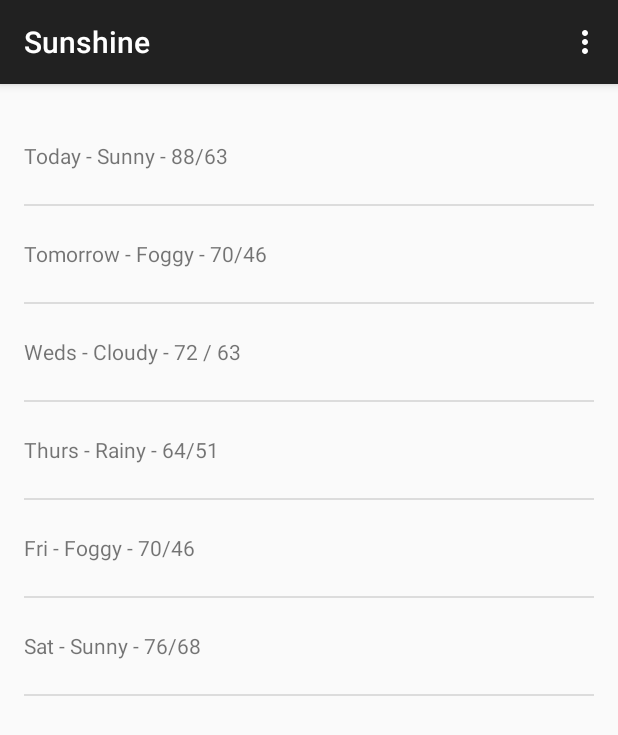
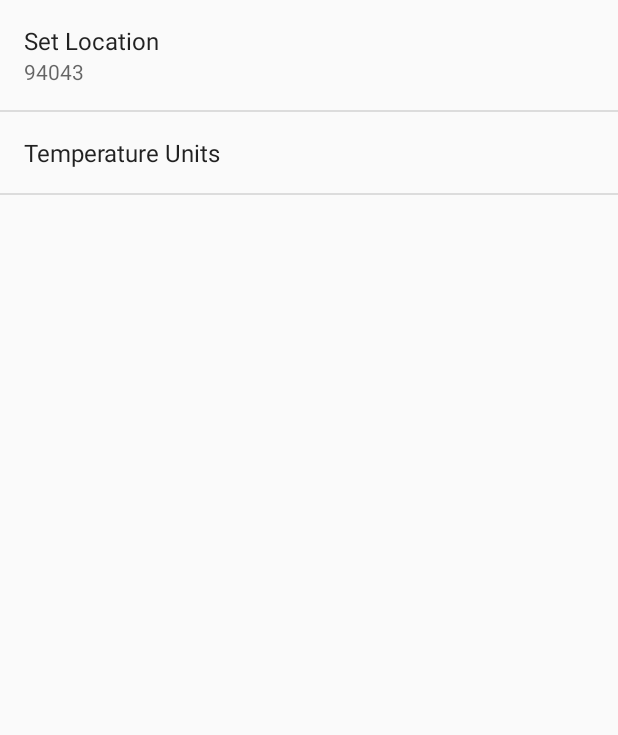
Before and after one commit to SocratesDz/SunshineApp, an Android app: the screen it shows after launch (MainActivity before the commit, SettingsActivity after it), in the options menu, after a tap on "Settings", on a phone screen of 412 x 824 dp. Shown: the top 735 px of the screen. Run offline under Robolectric (Android 15) with nearby library versions, the phone set to English and light mode, and no system bars.

Commit message:
Added a preference activity. Now you can choose the location and temperature units by settings.

```diff
--- a/app/build.gradle
+++ b/app/build.gradle
@@ -25,5 +25,6 @@ android {
 
 dependencies {
     compile fileTree(dir: 'libs', include: ['*.jar'])
-    compile 'com.android.support:appcompat-v7:22.0.0'
+    compile 'com.android.support:appcompat-v7:22.1.1'
+    compile 'com.android.support:support-v4:22.1.1'
 }
--- a/app/src/main/AndroidManifest.xml
+++ b/app/src/main/AndroidManifest.xml
@@ -27,6 +27,10 @@
                 android:name="android.support.PARENT_ACTIVITY"
                 android:value="com.socratesdiaz.sunshine.MainActivity" />
         </activity>
+        <activity
+            android:name=".SettingsActivity"
+            android:label="@string/title_activity_settings" >
+        </activity>
     </application>
 
 </manifest>
--- a/app/src/main/java/com/socratesdiaz/sunshine/DetailActivity.java
+++ b/app/src/main/java/com/socratesdiaz/sunshine/DetailActivity.java
@@ -1,5 +1,6 @@
 package com.socratesdiaz.sunshine;
 
+import android.content.Intent;
 import android.support.v7.app.ActionBarActivity;
 import android.os.Bundle;
 import android.view.Menu;
@@ -36,6 +37,8 @@ public class DetailActivity extends ActionBarActivity {
 
         //noinspection SimplifiableIfStatement
         if (id == R.id.action_settings) {
+            Intent settingsIntent = new Intent(getApplicationContext(), SettingsActivity.class);
+            startActivity(settingsIntent);
             return true;
         }
 
--- a/app/src/main/java/com/socratesdiaz/sunshine/ForecastFragment.java
+++ b/app/src/main/java/com/socratesdiaz/sunshine/ForecastFragment.java
@@ -1,9 +1,11 @@
 package com.socratesdiaz.sunshine;
 
 import android.content.Intent;
+import android.content.SharedPreferences;
 import android.net.Uri;
 import android.os.AsyncTask;
 import android.os.Bundle;
+import android.preference.PreferenceManager;
 import android.support.v4.app.Fragment;
 import android.text.format.Time;
 import android.util.Log;
@@ -56,6 +58,12 @@ public class ForecastFragment extends Fragment {
     }
 
     @Override
+    public void onStart() {
+        updateWeather();
+        super.onStart();
+    }
+
+    @Override
     public View onCreateView(LayoutInflater inflater, ViewGroup container,
                              Bundle savedInstanceState) {
         View rootView = inflater.inflate(R.layout.fragment_main, container, false);
@@ -104,14 +112,20 @@ public class ForecastFragment extends Fragment {
         int id = item.getItemId();
 
         if (id == R.id.action_refresh) {
-            FetchWeatherTask weatherTask = new FetchWeatherTask();
-            weatherTask.execute("94043");
+            updateWeather();
             return true;
         }
 
         return super.onOptionsItemSelected(item);
     }
 
+    public void updateWeather() {
+        FetchWeatherTask weatherTask = new FetchWeatherTask();
+        SharedPreferences prefs = PreferenceManager.getDefaultSharedPreferences(getActivity());
+        String weatherCode = prefs.getString(getString(R.string.settings_location_key),
+                getString(R.string.settings_location_default));
+        weatherTask.execute(weatherCode);
+    }
 
     public class FetchWeatherTask extends AsyncTask<String, Void, String[]> {
 
@@ -229,11 +243,17 @@ public class ForecastFragment extends Fragment {
             HttpURLConnection urlConnection = null;
             BufferedReader reader = null;
 
+            // Getting settings
+            SharedPreferences settings =
+                    PreferenceManager.getDefaultSharedPreferences(getActivity());
+
             // Will contain the raw JSON response as a string.
             String forecastJsonStr = null;
 
             String format = "json";
-            String units = "metric";
+            String units = settings.getString(getString(R.string.settings_temp_key),
+                    getString(R.string.settings_temp_default));
+
             int numDays = 7;
 
             try {
--- a/app/src/main/java/com/socratesdiaz/sunshine/MainActivity.java
+++ b/app/src/main/java/com/socratesdiaz/sunshine/MainActivity.java
@@ -1,6 +1,8 @@
 package com.socratesdiaz.sunshine;
 
+import android.content.Intent;
 import android.os.Bundle;
+import android.preference.PreferenceActivity;
 import android.support.v7.app.ActionBarActivity;
 import android.view.Menu;
 import android.view.MenuItem;
@@ -36,6 +38,8 @@ public class MainActivity extends ActionBarActivity {
 
         //noinspection SimplifiableIfStatement
         if (id == R.id.action_settings) {
+            Intent settingsIntent = new Intent(getApplicationContext(), SettingsActivity.class);
+            startActivity(settingsIntent);
             return true;
         }
 
--- /dev/null
+++ b/app/src/main/java/com/socratesdiaz/sunshine/SettingsActivity.java
@@ -0,0 +1,81 @@
+package com.socratesdiaz.sunshine;
+
+import android.annotation.TargetApi;
+import android.content.Context;
+import android.content.res.Configuration;
+import android.media.Ringtone;
+import android.media.RingtoneManager;
+import android.net.Uri;
+import android.os.Build;
+import android.os.Bundle;
+import android.preference.ListPreference;
+import android.preference.Preference;
+import android.preference.PreferenceActivity;
+import android.preference.PreferenceCategory;
+import android.preference.PreferenceFragment;
+import android.preference.PreferenceManager;
+import android.preference.RingtonePreference;
+import android.text.TextUtils;
+
+
+import java.util.List;
+
+/**
+ * A {@link PreferenceActivity} that presents a set of application settings.
+ * <p/>
+ * See <a href="http://developer.android.com/design/patterns/settings.html">
+ * Android Design: Settings</a> for design guidelines and the <a
+ * href="http://developer.android.com/guide/topics/ui/settings.html">Settings
+ * API Guide</a> for more information on developing a Settings UI.
+ */
+public class SettingsActivity extends PreferenceActivity
+        implements Preference.OnPreferenceChangeListener {
+
+    @Override
+    public void onCreate(Bundle savedInstanceState) {
+        super.onCreate(savedInstanceState);
+        // Add 'general' preferences, defined in the XML file
+        addPreferencesFromResource(R.xml.pref_general);
+
+        // For all preferences, attach an OnPreferenceChangeListener so the UI summary can be
+        // updated when the preference changes.
+        bindPreferenceSummaryToValue(findPreference(getString(R.string.settings_location_key)));
+    }
+
+    /**
+     * Attaches a listener so the summary is always updated with the preference value.
+     * Also fires the listener once, to initialize the summary (so it shows up before the value
+     * is changed.)
+     */
+    private void bindPreferenceSummaryToValue(Preference preference) {
+        // Set the listener to watch for value changes.
+        preference.setOnPreferenceChangeListener(this);
+
+        // Trigger the listener immediately with the preference's
+        // current value.
+        onPreferenceChange(preference,
+                PreferenceManager
+                        .getDefaultSharedPreferences(preference.getContext())
+                        .getString(preference.getKey(), ""));
+    }
+
+    @Override
+    public boolean onPreferenceChange(Preference preference, Object value) {
+        String stringValue = value.toString();
+
+        if (preference instanceof ListPreference) {
+            // For list preferences, look up the correct display value in
+            // the preference's 'entries' list (since they have separate labels/values).
+            ListPreference listPreference = (ListPreference) preference;
+            int prefIndex = listPreference.findIndexOfValue(stringValue);
+            if (prefIndex >= 0) {
+                preference.setSummary(listPreference.getEntries()[prefIndex]);
+            }
+        } else {
+            // For other preferences, set the summary to the value's simple string representation.
+            preference.setSummary(stringValue);
+        }
+        return true;
+    }
+
+}
--- /dev/null
+++ b/app/src/main/res/values/arrays.xml
@@ -0,0 +1,11 @@
+<?xml version="1.0" encoding="utf-8"?>
+<resources>
+    <string-array name="settings_temp_entries">
+        <item>Metric</item>
+        <item>Imperial</item>
+    </string-array>
+    <string-array name="settings_temp_values">
+        <item>metric</item>
+        <item>imperial</item>
+    </string-array>
+</resources>
--- a/app/src/main/res/values/strings.xml
+++ b/app/src/main/res/values/strings.xml
@@ -4,4 +4,13 @@
     <string name="action_settings">Settings</string>
     <string name="action_refresh" translatable="false">Refresh</string>
     <string name="title_activity_detail">Details</string>
+    <string name="title_activity_settings">Settings</string>
+
+    <!-- Settings labels -->
+    <string name="settings_location_label">Set Location</string>
+    <string name="settings_location_key">location</string>
+    <string name="settings_location_default">94043</string>
+    <string name="settings_temp_key">temp</string>
+    <string name="settings_temp_default">metric</string>
+    <string name="settings_temp_label">Temperature Units</string>
 </resources>
--- /dev/null
+++ b/app/src/main/res/xml/pref_general.xml
@@ -0,0 +1,17 @@
+<PreferenceScreen xmlns:android="http://schemas.android.com/apk/res/android">
+
+    <EditTextPreference
+        android:key="@string/settings_location_key"
+        android:defaultValue="@string/settings_location_default"
+        android:title="@string/settings_location_label"
+        android:inputType="text"
+        android:singleLine="true"/>
+
+    <ListPreference
+        android:key="@string/settings_temp_key"
+        android:defaultValue="@string/settings_temp_default"
+        android:title="@string/settings_temp_label"
+        android:entries="@array/settings_temp_entries"
+        android:entryValues="@array/settings_temp_values"/>
+
+</PreferenceScreen>
```
Also changed, not shown: 1 other file.
